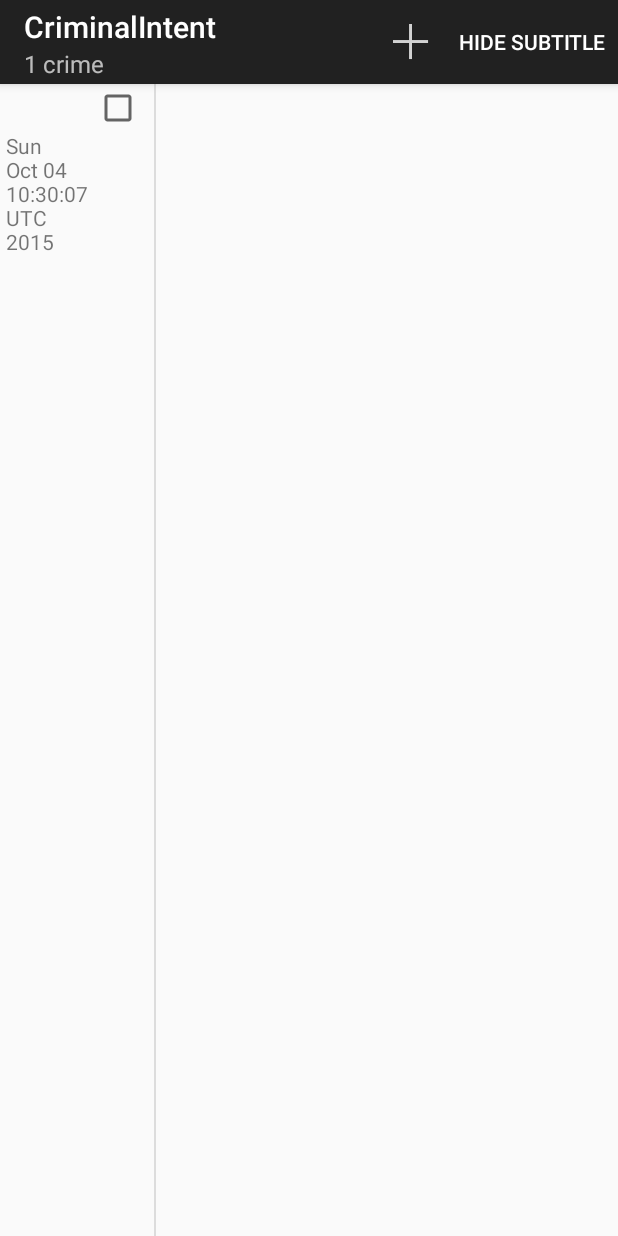
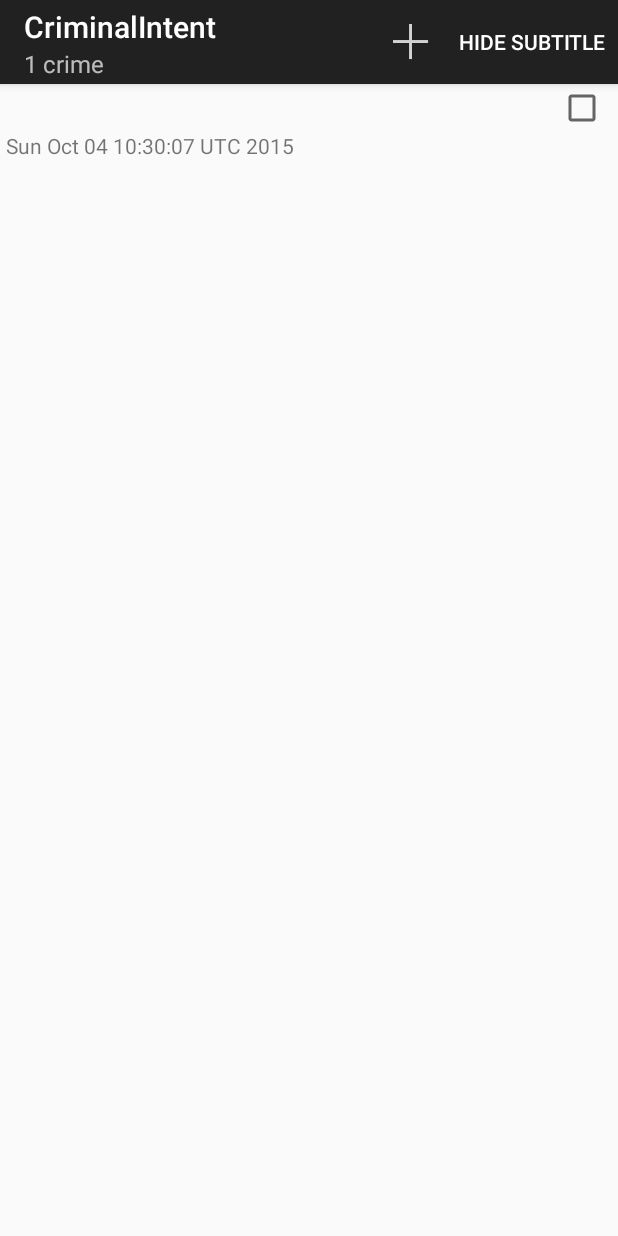
Before and after one commit to svktylmz/CriminalIntent, an Android app: the screen it shows after launch (CrimeListActivity), after a tap on "SHOW SUBTITLE", on a phone screen of 412 x 824 dp. Run offline under Robolectric (Android 15) with nearby library versions, the phone set to English and light mode, and no system bars; 1 other tap on this screen came first.

Commit message:
using layout aliases.

```diff
--- a/app/src/main/java/tr/com/hacktusdynamics/android/criminalintent/activities/CrimeListActivity.java
+++ b/app/src/main/java/tr/com/hacktusdynamics/android/criminalintent/activities/CrimeListActivity.java
@@ -13,6 +13,6 @@ public class CrimeListActivity extends SingleFragmentActivity {
 
     @Override
     protected int getLayoutResId() {
-        return R.layout.activity_twopane;
+        return R.layout.activity_masterdetail;
     }
 }
--- /dev/null
+++ b/app/src/main/res/values/refs.xml
@@ -0,0 +1,4 @@
+<?xml version="1.0" encoding="utf-8"?>
+<resources>
+    <item name="activity_masterdetail" type="layout">@layout/activity_fragment</item>
+</resources>
```
